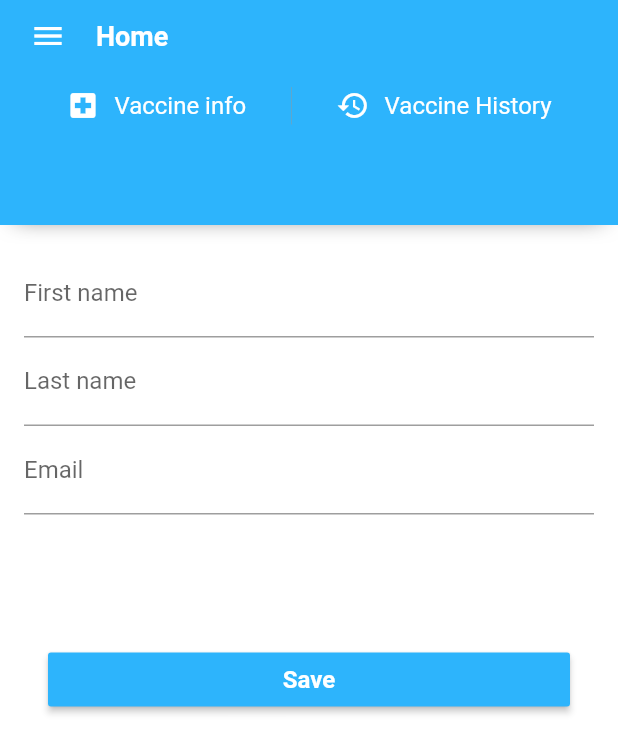
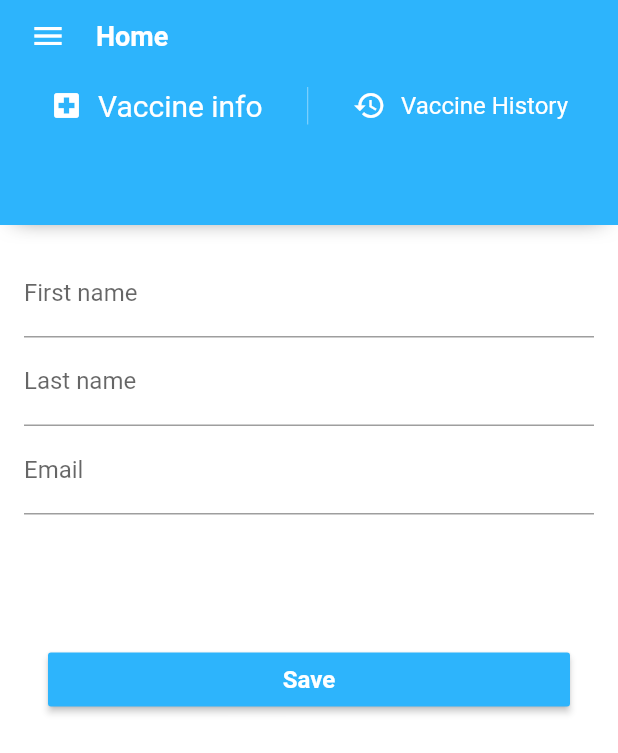
Before and after one commit to xybrtech/CVAPP, a Flutter app: the screen it shows after launch, after a tap on "GET STARTED", on a phone screen of 412 x 824 dp. Shown: the top 753 px of the screen. Run offline on Flutter 3.47's test engine with Material 2 defaults, Android fonts, the phone set to English and light mode, and no system bars; our stand-ins replace date_time_picker, dropdown_search, scrollable_positioned_list, shared_preferences; missing offline and left inert: checkbox_grouped.

Commit message:
Terms and user navigation

```diff
--- a/lib/screens/form.dart
+++ b/lib/screens/form.dart
@@ -83,11 +83,10 @@ class _FormState extends State<CVForm> {
             child: Builder(
                 builder: (context) => Form(
                     key: _form,
-                    child: Expanded(
-                        child: ListView(
+                    child: ListView(
 
-                            //mainAxisAlignment: MainAxisAlignment.spaceEvenly,
-                            children: [
+                        //mainAxisAlignment: MainAxisAlignment.spaceEvenly,
+                        children: [
                           //crossAxisAlignment: CrossAxisAlignment.stretch,
 
                           /* Container(
@@ -168,9 +167,47 @@ class _FormState extends State<CVForm> {
                                     });
                                   }),
                               Text(
-                                'I have read and accept terms and conditions',
+                                'I have read and accept ',
                                 overflow: TextOverflow.ellipsis,
-                              )
+                              ),
+                              GestureDetector(
+                                  onTap: () {
+                                    // do what you need to do when "Click here" gets clicked
+                                    return showDialog(
+                                      context: context,
+                                      builder: (ctx) => AlertDialog(
+                                        title: Text('TERMS AND CONDITIONS'),
+                                        content: Text(
+                                          'By agreeing to the terms and conditions, the “User” is verifying that the information provided is correct and accurate.',
+                                        ),
+                                        actions: <Widget>[
+                                          FlatButton(
+                                            child: Text('Disagree'),
+                                            onPressed: () {
+                                              setState(() {
+                                                agree = false;
+                                              });
+                                              Navigator.of(ctx).pop(false);
+                                            },
+                                          ),
+                                          FlatButton(
+                                            child: Text('Agree'),
+                                            onPressed: () {
+                                              setState(() {
+                                                agree = true;
+                                              });
+                                              Navigator.of(ctx).pop(true);
+                                            },
+                                          ),
+                                        ],
+                                      ),
+                                    );
+                                  },
+                                  child: Text("terms and conditions",
+                                      style: new TextStyle(
+                                          color: Colors.blue,
+                                          decoration:
+                                              TextDecoration.underline))),
                             ],
                           ),
 
@@ -185,6 +222,6 @@ class _FormState extends State<CVForm> {
                                           fontWeight: FontWeight.w600,
                                           fontSize: 16.0,
                                           color: Colors.white)))),
-                        ]))))));
+                        ])))));
   }
 }
--- a/lib/screens/landingNew.dart
+++ b/lib/screens/landingNew.dart
@@ -22,11 +22,16 @@ class Landing extends StatefulWidget {
 class _LandingState extends State<Landing> {
   bool isUserRegistered = false;
 
+  List<bool> _isHighlighted = [true, false];
+
   bool _vaccineinfoEntered = false;
 
   String _firstName = '';
 
   String _lastName = '';
+
+  bool _toHistoryPage = false;
+  bool _toVaccineInfoPage = false;
 
 /*   Vaccine _vaccine =
       new Vaccine(vaccineMaker: null, virus: null, vaccineItems: []); */
@@ -60,6 +65,26 @@ class _LandingState extends State<Landing> {
     //});
   }
 
+  void _navigateHistory() {
+    setState(() {
+      _vaccineinfoEntered = false;
+      _toVaccineInfoPage = false;
+      _toHistoryPage = true;
+      _isHighlighted[1] = true;
+      _isHighlighted[0] = false;
+    });
+  }
+
+  void _navigateVaccineInfo() {
+    setState(() {
+      _toVaccineInfoPage = true;
+      _toHistoryPage = false;
+      _vaccineinfoEntered = false;
+      _isHighlighted[0] = true;
+      _isHighlighted[1] = false;
+    });
+  }
+
   Future<void> _saveVaccineInfo(VaccineItem vac) {
     print('in save vaccine info' + _vaccineinfoEntered.toString());
 
@@ -78,7 +103,11 @@ class _LandingState extends State<Landing> {
       //_vaccine = new Vaccine(
       //  vaccineMaker: vac.maker, virus: 'COVID', vaccineItems: _vtList);
 
+      _toHistoryPage = false;
+      _toVaccineInfoPage = false;
       _vaccineinfoEntered = true;
+      _isHighlighted[1] = true;
+      _isHighlighted[0] = false;
     });
   }
 
@@ -88,11 +117,17 @@ class _LandingState extends State<Landing> {
 
     _vaccineinfoEntered = false;
 
+    _toHistoryPage = false;
+
+    _isHighlighted[0] = true;
+    _isHighlighted[1] = false;
+
     super.initState();
   }
 
   @override
   Widget build(BuildContext context) {
+    List<bool> isHighlighted;
     return MultiProvider(
       providers: [
         ChangeNotifierProvider.value(
@@ -110,6 +145,9 @@ class _LandingState extends State<Landing> {
               searchBar: false,
               categoryOne: "Vaccine info",
               categoryTwo: "Vaccine History",
+              isHighlighted: _isHighlighted,
+              navigateHistory: _navigateHistory,
+              navigateVaccineInfo: _navigateVaccineInfo,
             ),
             backgroundColor: MaterialColors.primary,
             // key: _scaffoldKey,
@@ -121,17 +159,25 @@ class _LandingState extends State<Landing> {
             body: Container(
               color: MaterialColors.white,
               child: auth.isAuth
-                  ? _vaccineinfoEntered
-                      ? History()
-                      : CVForm(_saveVaccineInfo)
+                  ? _toVaccineInfoPage
+                      ? CVForm(_saveVaccineInfo)
+                      : _toHistoryPage
+                          ? History()
+                          : _vaccineinfoEntered
+                              ? History()
+                              : CVForm(_saveVaccineInfo)
                   : FutureBuilder(
                       future: auth.tryAutoLogin(),
                       builder: (ctx, authResultSnapshot) =>
                           authResultSnapshot.connectionState ==
                                   ConnectionState.waiting
-                              ? _vaccineinfoEntered
-                                  ? History()
-                                  : CVForm(_saveVaccineInfo)
+                              ? _toVaccineInfoPage
+                                  ? CVForm(_saveVaccineInfo)
+                                  : _toHistoryPage
+                                      ? History()
+                                      : _vaccineinfoEntered
+                                          ? History()
+                                          : CVForm(_saveVaccineInfo)
                               : Register(_saveForm),
                     ),
 
--- a/lib/widgets/navbar.dart
+++ b/lib/widgets/navbar.dart
@@ -26,11 +26,16 @@ class Navbar extends StatefulWidget implements PreferredSizeWidget {
   final bool searchAutofocus;
   final bool noShadow;
   final Color bgColor;
+  final Function navigateHistory;
+  final Function navigateVaccineInfo;
+  final List<bool> isHighlighted;
 
   Navbar(
       {this.title = "Home",
       this.categoryOne = "",
       this.categoryTwo = "",
+      this.navigateHistory,
+      this.navigateVaccineInfo,
       this.tags,
       this.transparent = false,
       this.rightOptions = true,
@@ -42,6 +47,7 @@ class Navbar extends StatefulWidget implements PreferredSizeWidget {
       this.backButton = false,
       this.noShadow = false,
       this.bgColor = Colors.white,
+      this.isHighlighted,
       this.searchBar = false});
 
   final double _prefferedHeight = 180.0;
@@ -179,9 +185,16 @@ class _NavbarState extends State<Navbar> {
                             SizedBox(width: 10),
                             new GestureDetector(
                               onTap: () {
-                                Navigator.pushNamed(context, "/landing");
+                                // Navigator.pushNamed(context, "/landing");
+                                widget.navigateVaccineInfo();
                               },
-                              child: Text(widget.categoryOne,
+                              child: widget.isHighlighted[0]
+                                  ? Text(widget.categoryOne,
+                                      style: TextStyle(
+                                          color: MaterialColors.white,
+                                          //fontWeight: FontWeight.w700,
+                                          fontSize: 20.0))
+                                  : Text(widget.categoryOne,
                                       style: TextStyle(
                                           color: MaterialColors.white,
                                           fontSize: 16.0)),
@@ -191,7 +204,7 @@ class _NavbarState extends State<Navbar> {
                       ),
                       SizedBox(width: 30),
                       Container(
-                        color: MaterialColors.muted,
+                        color: MaterialColors.white,
                         height: 25,
                         width: 0.3,
                       ),
@@ -210,9 +223,17 @@ class _NavbarState extends State<Navbar> {
                             SizedBox(width: 10),
                             new GestureDetector(
                               onTap: () {
-                                Navigator.pushNamed(context, "/history");
+                                // Navigator.pushNamed(context, "/history");
+
+                                widget.navigateHistory();
                               },
-                              child: Text(widget.categoryTwo,
+                              child: widget.isHighlighted[1]
+                                  ? Text(widget.categoryTwo,
+                                      style: TextStyle(
+                                          color: MaterialColors.white,
+                                          //fontWeight: FontWeight.w700,
+                                          fontSize: 20.0))
+                                  : Text(widget.categoryTwo,
                                       style: TextStyle(
                                           color: MaterialColors.white,
                                           fontSize: 16.0)),
--- a/lib/widgets/vaccine_item.dart
+++ b/lib/widgets/vaccine_item.dart
@@ -33,7 +33,7 @@ class VaccineItemSW extends StatelessWidget {
           builder: (ctx) => AlertDialog(
             title: Text('Are you sure?'),
             content: Text(
-              'Do you want to remove the item from the cart?',
+              'You want to remove the vaccine info previously entered?',
             ),
             actions: <Widget>[
               FlatButton(
```
Also changed, not shown: lib/screens/history.dart (+10 -11 lines), lib/providers/barcode.dart (added), 1 other file. Lines whose indentation alone changed are shown as unchanged.
